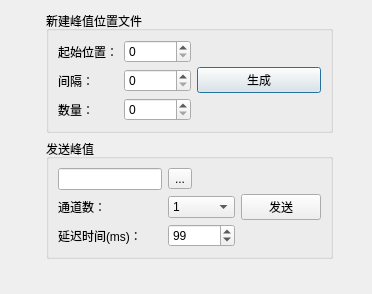
Old version of the form Ui/personal.ui in the repository NiDeDc/InstrumentDebuggingSoftware.
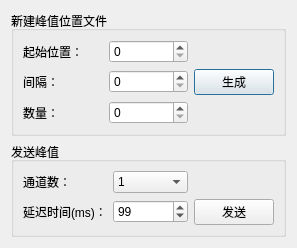
New version of the form. Icons and pictures are not drawn.

Patch:
```diff
--- a/Ui/personal.ui
+++ b/Ui/personal.ui
@@ -6,8 +6,8 @@
    <rect>
     <x>0</x>
     <y>0</y>
-    <width>372</width>
-    <height>294</height>
+    <width>297</width>
+    <height>212</height>
    </rect>
   </property>
   <property name="windowTitle">
@@ -17,14 +17,12 @@
    <iconset resource="images.qrc">
     <normaloff>:/icon/自定义.png</normaloff>:/icon/自定义.png</iconset>
   </property>
-  <layout class="QGridLayout" name="gridLayout_3" columnminimumwidth="0,0,0">
-   <item row="0" column="1">
+  <layout class="QGridLayout" name="gridLayout_3">
+   <item row="0" column="0">
     <widget class="QGroupBox" name="groupBox">
      <property name="title">
       <string>新建峰值位置文件</string>
      </property>
-     <layout class="QHBoxLayout" name="horizontalLayout">
-      <item>
        <layout class="QGridLayout" name="gridLayout">
         <item row="0" column="0">
          <widget class="QLabel" name="label">
@@ -54,6 +52,13 @@
           </property>
          </widget>
         </item>
+      <item row="1" column="2">
+       <widget class="QPushButton" name="pushButton_creat">
+        <property name="text">
+         <string>生成</string>
+        </property>
+       </widget>
+      </item>
         <item row="2" column="0">
          <widget class="QLabel" name="label_4">
           <property name="text">
@@ -69,46 +74,22 @@
          </widget>
         </item>
        </layout>
-      </item>
-      <item>
-       <widget class="QPushButton" name="pushButton_creat">
-        <property name="text">
-         <string>生成</string>
-        </property>
-       </widget>
-      </item>
-     </layout>
-    </widget>
-   </item>
-   <item row="1" column="1">
+    </widget>
+   </item>
+   <item row="1" column="0">
     <widget class="QGroupBox" name="groupBox_2">
      <property name="title">
       <string>发送峰值</string>
      </property>
-     <layout class="QHBoxLayout" name="horizontalLayout_2">
-      <item>
        <layout class="QGridLayout" name="gridLayout_2">
-        <item row="0" column="0" colspan="2">
-         <widget class="QLineEdit" name="lineEdit_filepath">
-          <property name="sizePolicy">
-           <sizepolicy hsizetype="Preferred" vsizetype="Fixed">
-            <horstretch>0</horstretch>
-            <verstretch>0</verstretch>
-           </sizepolicy>
-          </property>
-          <property name="readOnly">
-           <bool>true</bool>
-          </property>
-         </widget>
-        </item>
-        <item row="0" column="2">
-         <widget class="QToolButton" name="toolButton_file">
+      <item row="0" column="0">
+       <widget class="QLabel" name="label_3">
           <property name="text">
-           <string>...</string>
+         <string>通道数：</string>
           </property>
          </widget>
         </item>
-        <item row="1" column="2">
+      <item row="0" column="1">
          <widget class="QComboBox" name="comboBox_count">
           <property name="currentIndex">
            <number>0</number>
@@ -140,7 +121,14 @@
           </item>
          </widget>
         </item>
-        <item row="2" column="2" rowspan="2">
+      <item row="1" column="0">
+       <widget class="QLabel" name="label_5">
+        <property name="text">
+         <string>延迟时间(ms)：</string>
+        </property>
+       </widget>
+      </item>
+      <item row="1" column="1">
          <widget class="QSpinBox" name="spinBox_delay">
           <property name="maximum">
            <number>1000000300</number>
@@ -150,23 +138,7 @@
           </property>
          </widget>
         </item>
-        <item row="1" column="0" colspan="2">
-         <widget class="QLabel" name="label_3">
-          <property name="text">
-           <string>通道数：</string>
-          </property>
-         </widget>
-        </item>
-        <item row="2" column="0" rowspan="2" colspan="2">
-         <widget class="QLabel" name="label_5">
-          <property name="text">
-           <string>延迟时间(ms)：</string>
-          </property>
-         </widget>
-        </item>
-       </layout>
-      </item>
-      <item>
+      <item row="1" column="2">
        <widget class="QPushButton" name="pushButton_send">
         <property name="text">
          <string>发送</string>
@@ -176,45 +148,6 @@
      </layout>
     </widget>
    </item>
-   <item row="2" column="1">
-    <spacer name="verticalSpacer">
-     <property name="orientation">
-      <enum>Qt::Vertical</enum>
-     </property>
-     <property name="sizeHint" stdset="0">
-      <size>
-       <width>20</width>
-       <height>40</height>
-      </size>
-     </property>
-    </spacer>
-   </item>
-   <item row="1" column="2">
-    <spacer name="horizontalSpacer_3">
-     <property name="orientation">
-      <enum>Qt::Horizontal</enum>
-     </property>
-     <property name="sizeHint" stdset="0">
-      <size>
-       <width>33</width>
-       <height>20</height>
-      </size>
-     </property>
-    </spacer>
-   </item>
-   <item row="1" column="0">
-    <spacer name="horizontalSpacer">
-     <property name="orientation">
-      <enum>Qt::Horizontal</enum>
-     </property>
-     <property name="sizeHint" stdset="0">
-      <size>
-       <width>40</width>
-       <height>20</height>
-      </size>
-     </property>
-    </spacer>
-   </item>
   </layout>
  </widget>
  <resources>
```
Left out of the diff: 16 changed lines with no effect on the pictures. Lines whose indentation alone changed are shown as unchanged.
